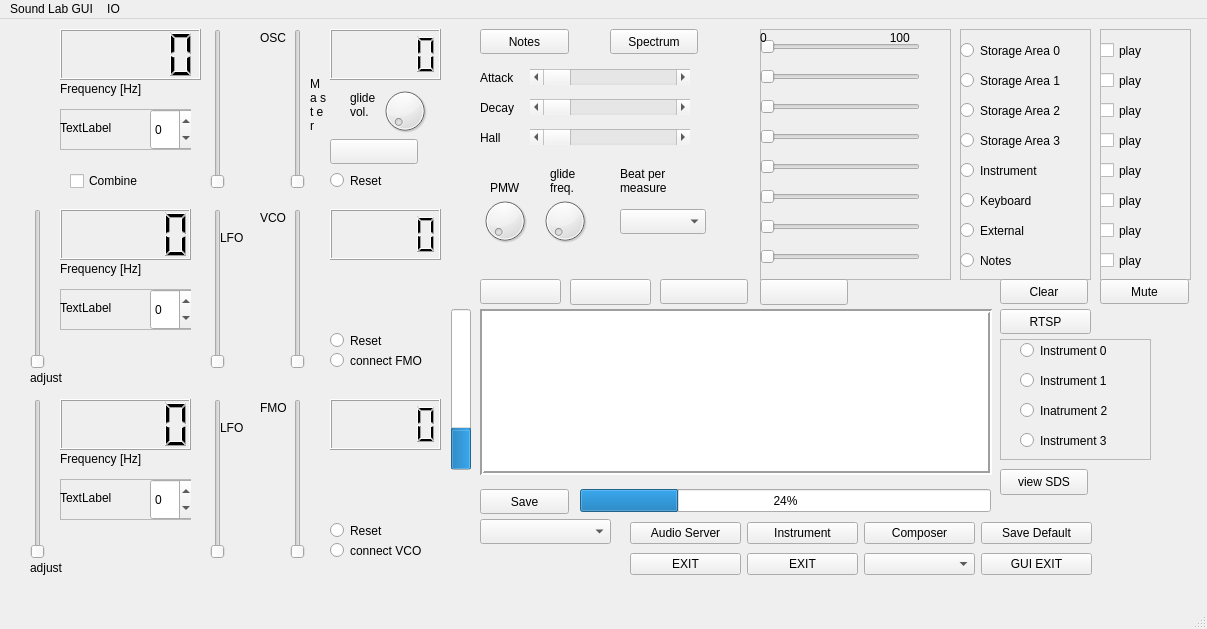
This is OceanGUI/mainwindow.ui in uglasmeyer/ocean as Qt 5 draws it before an edit. The edited form follows.
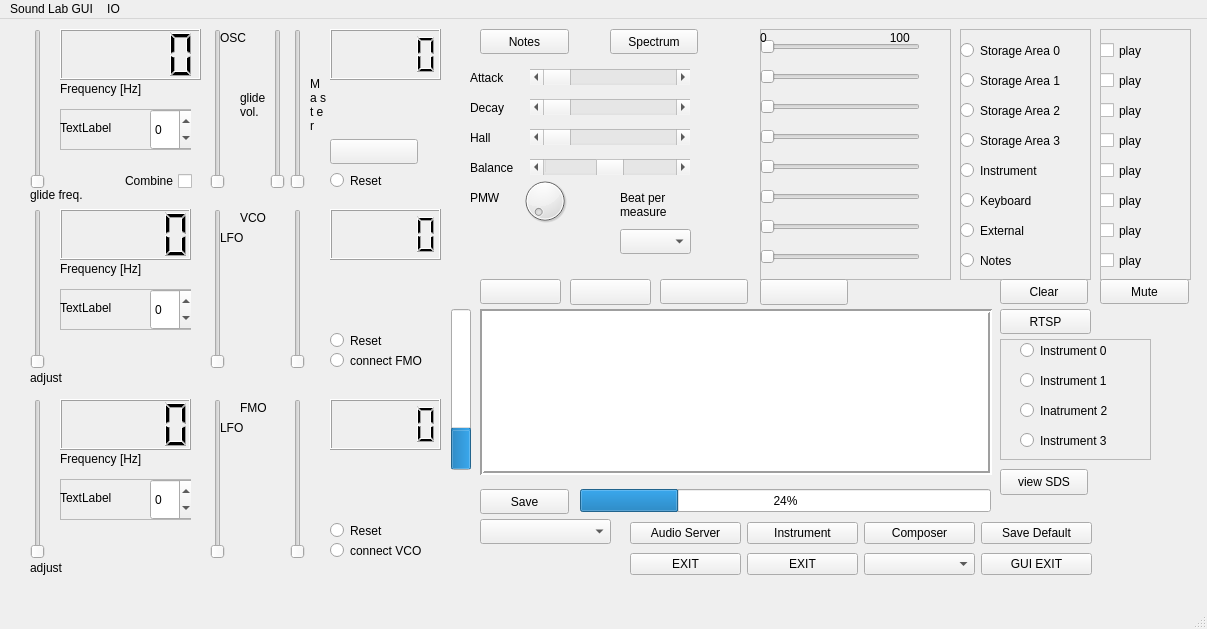
This is the edited form.

The edit to the form file:
```diff
--- a/OceanGUI/mainwindow.ui
+++ b/OceanGUI/mainwindow.ui
@@ -459,7 +459,7 @@
    <widget class="QLabel" name="label">
     <property name="geometry">
      <rect>
-      <x>260</x>
+      <x>220</x>
       <y>10</y>
       <width>31</width>
       <height>17</height>
@@ -648,7 +648,7 @@
    <widget class="QLabel" name="labelVCO">
     <property name="geometry">
      <rect>
-      <x>260</x>
+      <x>240</x>
       <y>190</y>
       <width>31</width>
       <height>17</height>
@@ -661,7 +661,7 @@
    <widget class="QLabel" name="labelFMO">
     <property name="geometry">
      <rect>
-      <x>260</x>
+      <x>240</x>
       <y>380</y>
       <width>31</width>
       <height>17</height>
@@ -1162,8 +1162,8 @@
    <widget class="QDial" name="dial_PMW">
     <property name="geometry">
      <rect>
-      <x>480</x>
-      <y>170</y>
+      <x>520</x>
+      <y>150</y>
       <width>50</width>
       <height>64</height>
      </rect>
@@ -1172,8 +1172,8 @@
    <widget class="QLabel" name="label_2">
     <property name="geometry">
      <rect>
-      <x>490</x>
-      <y>160</y>
+      <x>470</x>
+      <y>170</y>
       <width>81</width>
       <height>17</height>
      </rect>
@@ -1237,7 +1237,7 @@
    <widget class="QLabel" name="label_4">
     <property name="geometry">
      <rect>
-      <x>480</x>
+      <x>470</x>
       <y>80</y>
       <width>111</width>
       <height>17</height>
@@ -1347,7 +1347,7 @@
    <widget class="QLabel" name="label_11">
     <property name="geometry">
      <rect>
-      <x>480</x>
+      <x>470</x>
       <y>50</y>
       <width>51</width>
       <height>17</height>
@@ -1357,28 +1357,12 @@
      <string>Attack</string>
     </property>
    </widget>
-   <widget class="QDial" name="dial_soft_freq">
-    <property name="geometry">
-     <rect>
-      <x>540</x>
-      <y>170</y>
-      <width>50</width>
-      <height>64</height>
-     </rect>
-    </property>
-    <property name="minimum">
-     <number>0</number>
-    </property>
-    <property name="maximum">
-     <number>100</number>
-    </property>
-   </widget>
    <widget class="QLabel" name="glidefrequency">
     <property name="geometry">
      <rect>
-      <x>550</x>
-      <y>146</y>
-      <width>41</width>
+      <x>30</x>
+      <y>160</y>
+      <width>71</width>
       <height>31</height>
      </rect>
     </property>
@@ -1456,7 +1440,7 @@
    <widget class="QLabel" name="label_5">
     <property name="geometry">
      <rect>
-      <x>480</x>
+      <x>470</x>
       <y>110</y>
       <width>66</width>
       <height>17</height>
@@ -1513,22 +1497,6 @@
      <bool>false</bool>
     </property>
    </widget>
-   <widget class="QDial" name="dial_glide_vol">
-    <property name="geometry">
-     <rect>
-      <x>380</x>
-      <y>60</y>
-      <width>50</width>
-      <height>64</height>
-     </rect>
-    </property>
-    <property name="minimum">
-     <number>1</number>
-    </property>
-    <property name="maximum">
-     <number>100</number>
-    </property>
-   </widget>
    <widget class="QPushButton" name="pB_Specrum">
     <property name="geometry">
      <rect>
@@ -1694,7 +1662,7 @@
     <property name="geometry">
      <rect>
       <x>620</x>
-      <y>146</y>
+      <y>170</y>
       <width>81</width>
       <height>31</height>
      </rect>
@@ -1819,8 +1787,8 @@
     <property name="geometry">
      <rect>
       <x>620</x>
-      <y>190</y>
-      <width>86</width>
+      <y>210</y>
+      <width>71</width>
       <height>25</height>
      </rect>
     </property>
@@ -1983,7 +1951,7 @@
    <widget class="QLabel" name="glidefrequency_2">
     <property name="geometry">
      <rect>
-      <x>350</x>
+      <x>240</x>
       <y>70</y>
       <width>41</width>
       <height>31</height>
@@ -1999,16 +1967,117 @@
    <widget class="QCheckBox" name="cB_Combine">
     <property name="geometry">
      <rect>
-      <x>70</x>
+      <x>100</x>
       <y>150</y>
       <width>92</width>
       <height>24</height>
      </rect>
     </property>
+    <property name="layoutDirection">
+     <enum>Qt::RightToLeft</enum>
+    </property>
     <property name="text">
      <string>Combine</string>
     </property>
    </widget>
+   <widget class="QSlider" name="Slider_slideFrq">
+    <property name="geometry">
+     <rect>
+      <x>30</x>
+      <y>10</y>
+      <width>16</width>
+      <height>160</height>
+     </rect>
+    </property>
+    <property name="minimum">
+     <number>1</number>
+    </property>
+    <property name="maximum">
+     <number>72</number>
+    </property>
+    <property name="pageStep">
+     <number>12</number>
+    </property>
+    <property name="orientation">
+     <enum>Qt::Vertical</enum>
+    </property>
+   </widget>
+   <widget class="QSlider" name="Slider_slideVol">
+    <property name="geometry">
+     <rect>
+      <x>270</x>
+      <y>10</y>
+      <width>16</width>
+      <height>160</height>
+     </rect>
+    </property>
+    <property name="maximum">
+     <number>100</number>
+    </property>
+    <property name="orientation">
+     <enum>Qt::Vertical</enum>
+    </property>
+   </widget>
+   <widget class="QScrollBar" name="hs_hall_effect">
+    <property name="geometry">
+     <rect>
+      <x>530</x>
+      <y>110</y>
+      <width>160</width>
+      <height>16</height>
+     </rect>
+    </property>
+    <property name="maximum">
+     <number>100</number>
+    </property>
+    <property name="pageStep">
+     <number>1</number>
+    </property>
+    <property name="orientation">
+     <enum>Qt::Horizontal</enum>
+    </property>
+    <property name="invertedControls">
+     <bool>false</bool>
+    </property>
+   </widget>
+   <widget class="QScrollBar" name="hs_balance">
+    <property name="geometry">
+     <rect>
+      <x>530</x>
+      <y>140</y>
+      <width>160</width>
+      <height>16</height>
+     </rect>
+    </property>
+    <property name="minimum">
+     <number>-100</number>
+    </property>
+    <property name="maximum">
+     <number>100</number>
+    </property>
+    <property name="pageStep">
+     <number>1</number>
+    </property>
+    <property name="orientation">
+     <enum>Qt::Horizontal</enum>
+    </property>
+    <property name="invertedControls">
+     <bool>false</bool>
+    </property>
+   </widget>
+   <widget class="QLabel" name="label_14">
+    <property name="geometry">
+     <rect>
+      <x>470</x>
+      <y>140</y>
+      <width>66</width>
+      <height>17</height>
+     </rect>
+    </property>
+    <property name="text">
+     <string>Balance</string>
+    </property>
+   </widget>
   </widget>
   <widget class="QMenuBar" name="menubar">
    <property name="geometry">
```
Left out of the diff: 25 changed lines with no effect on the pictures.
